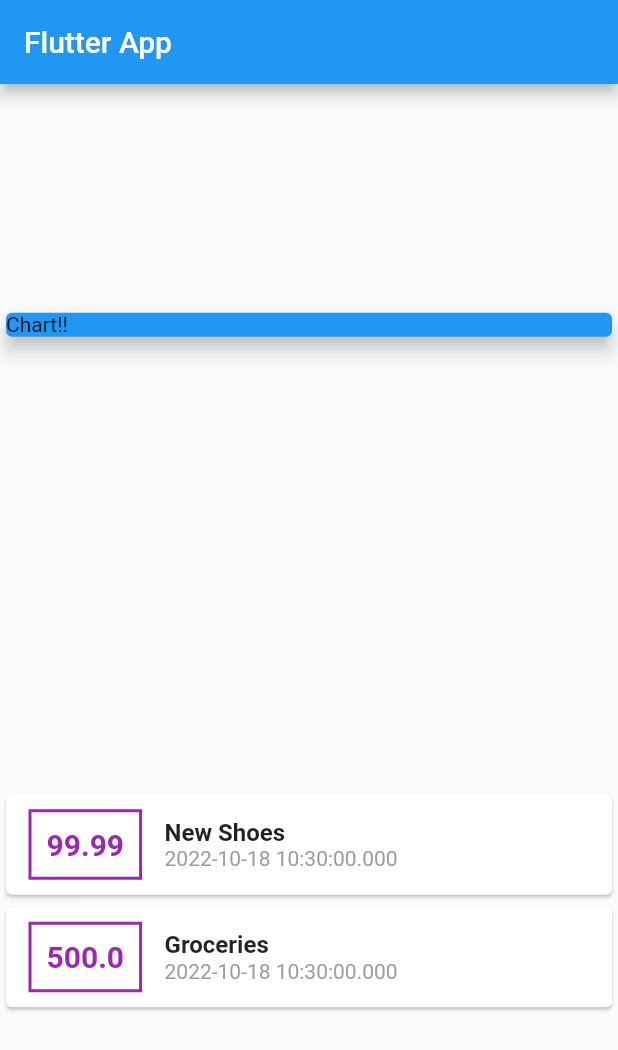
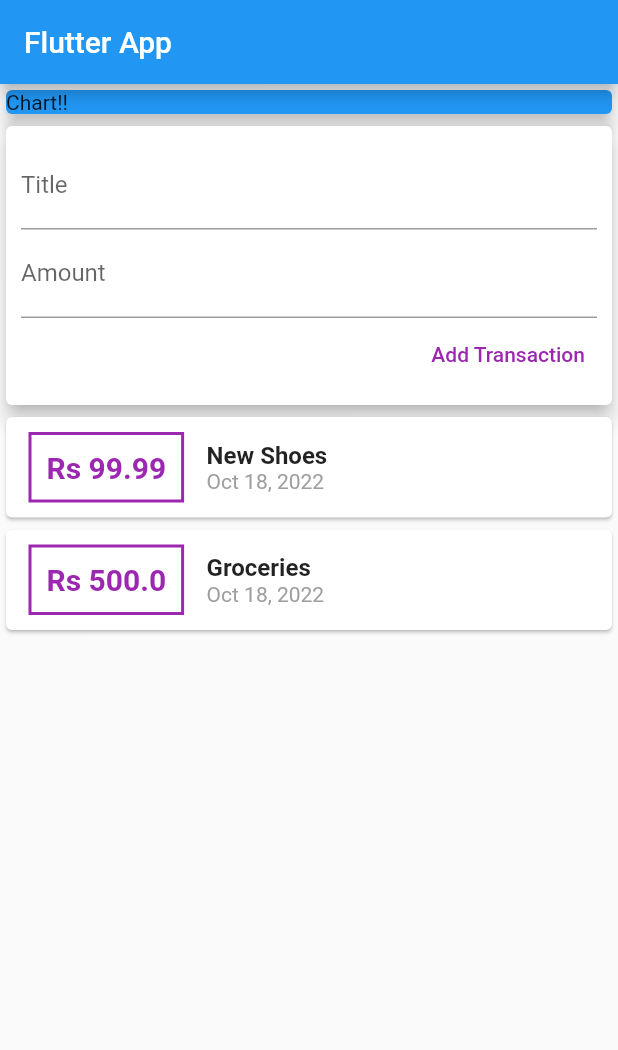
Before and after one commit to AaryanSharmaNeupane/My_Expenses, a Flutter app: the screen it shows after launch, on a phone screen of 412 x 824 dp. Shown: the top 1050 px of the screen. Run offline on Flutter 3.47's test engine with Material 2 defaults, Android fonts, the phone set to English and light mode, and no system bars.

Commit message:
input field added

```diff
--- a/lib/main.dart
+++ b/lib/main.dart
@@ -1,4 +1,6 @@
 import 'package:flutter/material.dart';
+import 'package:intl/intl.dart';
+
 import './transaction.dart';
 
 void main() => runApp(MyApp());
@@ -35,7 +37,6 @@ class MyHomePage extends StatelessWidget {
           title: Text('Flutter App'),
         ),
         body: Column(
-          mainAxisAlignment: MainAxisAlignment.spaceAround,
           crossAxisAlignment: CrossAxisAlignment.stretch,
           children: <Widget>[
             Container(
@@ -44,6 +45,31 @@ class MyHomePage extends StatelessWidget {
                 color: Colors.blue,
                 elevation: 5,
                 child: Text('Chart!!'),
+              ),
+            ),
+            Card(
+              elevation: 5,
+              child: Container(
+                padding: EdgeInsets.all(10),
+                child: Column(
+                  crossAxisAlignment: CrossAxisAlignment.end,
+                  children: [
+                    TextField(
+                      decoration: InputDecoration(labelText: "Title"),
+                    ),
+                    TextField(
+                      decoration: InputDecoration(labelText: "Amount"),
+                    ),
+                    TextButton(
+                      child: Text("Add Transaction"),
+                      onPressed: () {},
+                      style: ButtonStyle(
+                        foregroundColor:
+                            MaterialStateProperty.all<Color>(Colors.purple),
+                      ),
+                    ),
+                  ],
+                ),
               ),
             ),
             Column(
@@ -65,7 +91,7 @@ class MyHomePage extends StatelessWidget {
                             ),
                           ),
                           child: Text(
-                            tx.amount.toString(),
+                            'Rs ${tx.amount.toString()}',
                             style: TextStyle(
                               color: Colors.purple,
                               fontSize: 20,
@@ -84,7 +110,7 @@ class MyHomePage extends StatelessWidget {
                               ),
                             ),
                             Text(
-                              tx.date.toString(),
+                              DateFormat.yMMMd().format(tx.date),
                               style: TextStyle(
                                 color: Colors.grey,
                               ),
```
Also changed, not shown: pubspec.yaml (+3 -4 lines), pubspec.lock.
